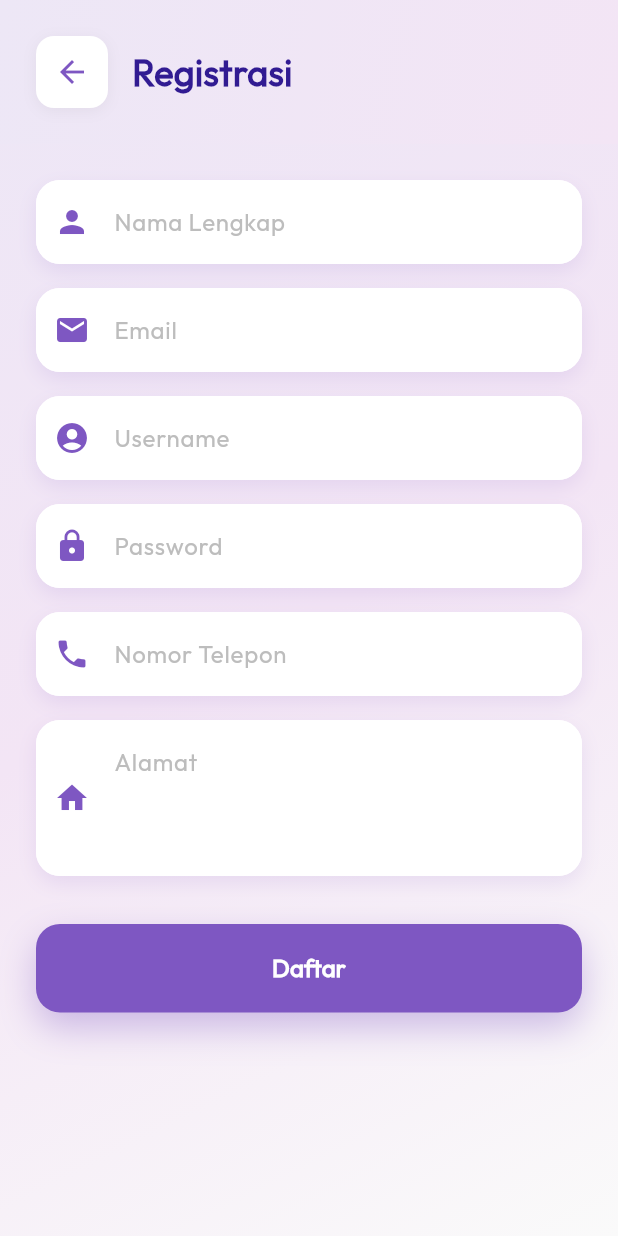
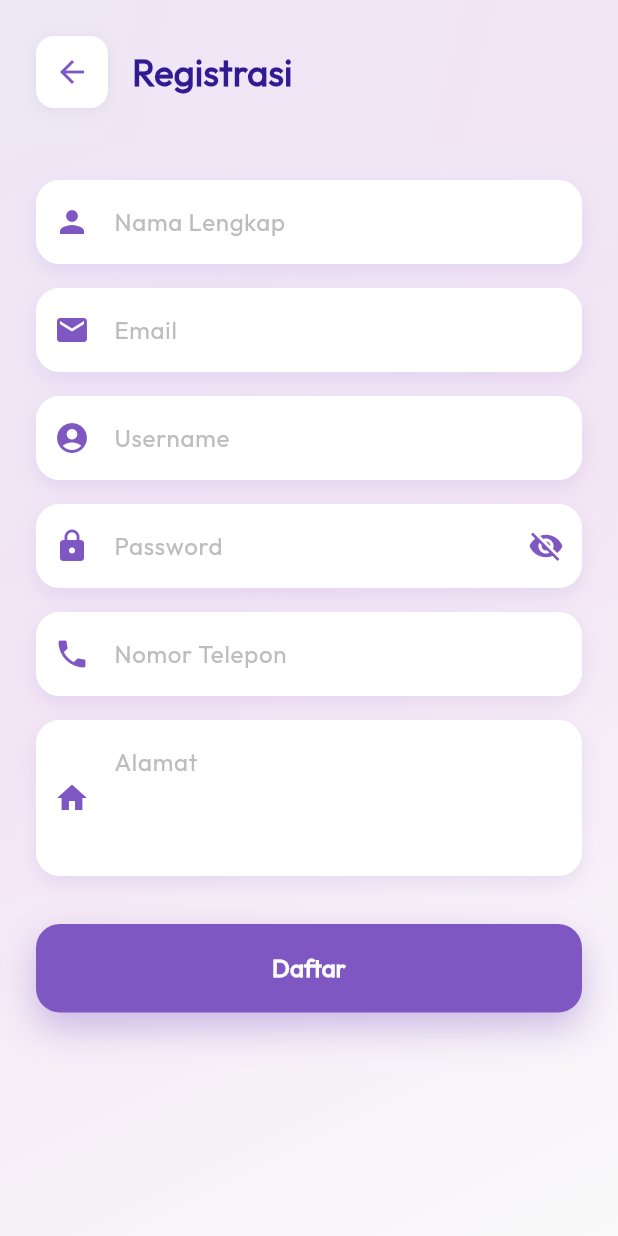
Before and after one commit to agunghabu/kode_b, a Flutter app: the screen it shows after launch, after a tap on "Daftar di sini", on a phone screen of 412 x 824 dp. Run offline on Flutter 3.47's test engine with Material 3 defaults, Android fonts, the phone set to English and light mode, and no system bars; our stand-ins replace sqflite; accounts and stored records are empty.

Commit message:
add hide/unhide button for password textfield

```diff
--- a/lib/pages/login_page.dart
+++ b/lib/pages/login_page.dart
@@ -12,6 +12,7 @@ class LoginPage extends StatefulWidget {
 
 class _LoginPageState extends State<LoginPage> {
   bool _isLoading = false;
+  bool _isPasswordVisible = false;
   final _formKey = GlobalKey<FormState>();
   final _storageService = StorageService();
   final _identifierController = TextEditingController();
@@ -192,7 +193,7 @@ class _LoginPageState extends State<LoginPage> {
                         ],
                       ),
                       child: TextFormField(
-                        obscureText: true,
+                        obscureText: !_isPasswordVisible,
                         validator: _validatePassword,
                         controller: _passwordController,
                         decoration: InputDecoration(
@@ -207,6 +208,19 @@ class _LoginPageState extends State<LoginPage> {
                           prefixIcon: Icon(
                             Icons.lock,
                             color: Colors.deepPurple.shade400,
+                          ),
+                          suffixIcon: IconButton(
+                            icon: Icon(
+                              _isPasswordVisible
+                                  ? Icons.visibility
+                                  : Icons.visibility_off,
+                              color: Colors.deepPurple.shade400,
+                            ),
+                            onPressed: () {
+                              setState(() {
+                                _isPasswordVisible = !_isPasswordVisible;
+                              });
+                            },
                           ),
                           contentPadding: const EdgeInsets.symmetric(
                             horizontal: 16,
--- a/lib/pages/register_page.dart
+++ b/lib/pages/register_page.dart
@@ -21,6 +21,7 @@ class _RegisterPageState extends State<RegisterPage> {
   final _passwordController = TextEditingController();
 
   bool _isLoading = false;
+  bool _isPasswordVisible = false;
 
   @override
   void dispose() {
@@ -337,7 +338,7 @@ class _RegisterPageState extends State<RegisterPage> {
                             ],
                           ),
                           child: TextFormField(
-                            obscureText: true,
+                            obscureText: !_isPasswordVisible,
                             validator: _validatePassword,
                             controller: _passwordController,
                             decoration: InputDecoration(
@@ -352,6 +353,19 @@ class _RegisterPageState extends State<RegisterPage> {
                               prefixIcon: Icon(
                                 Icons.lock,
                                 color: Colors.deepPurple.shade400,
+                              ),
+                              suffixIcon: IconButton(
+                                icon: Icon(
+                                  _isPasswordVisible
+                                      ? Icons.visibility
+                                      : Icons.visibility_off,
+                                  color: Colors.deepPurple.shade400,
+                                ),
+                                onPressed: () {
+                                  setState(() {
+                                    _isPasswordVisible = !_isPasswordVisible;
+                                  });
+                                },
                               ),
                               contentPadding: const EdgeInsets.symmetric(
                                 horizontal: 16,
```
